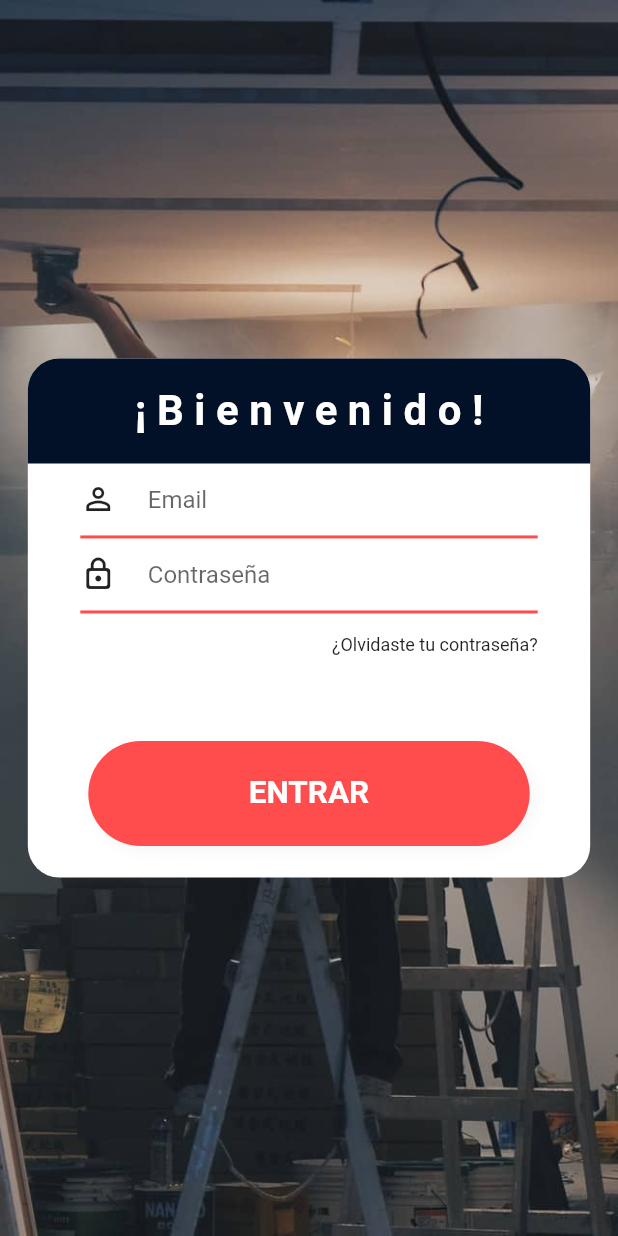
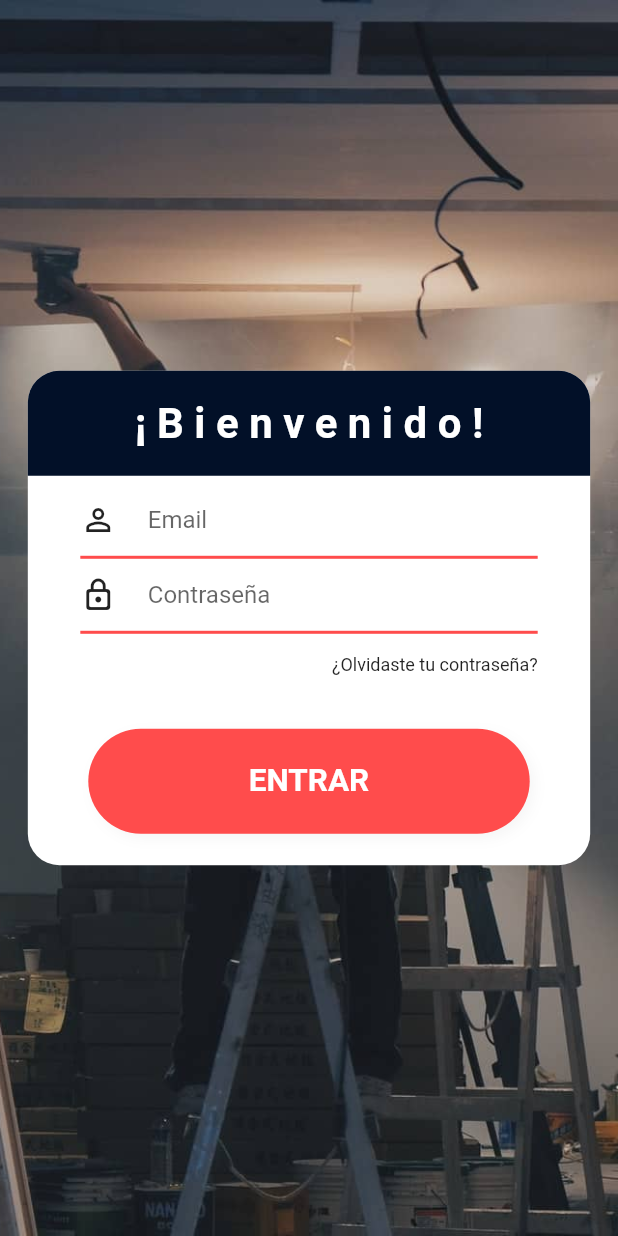
Before and after one commit to lexp2001/reparala, a Flutter app: the screen it shows after launch, after a tap on "ENTRAR", on a phone screen of 412 x 824 dp. Run offline on Flutter 3.47's test engine with Material 2 defaults, Android fonts, the phone set to English and light mode, and no system bars; our stand-ins replace firebase_auth, firebase_core, geolocator, google_maps_flutter; accounts and stored records are empty.

Commit message:
Responsiveness fixes (Alpha 1.5)

```diff
--- a/lib/main.dart
+++ b/lib/main.dart
@@ -97,24 +97,31 @@ class _AllLoginState extends State<AllLogin> {
     print('Sign Up Initialized');
 
     try {
-      UserCredential userCredential = await FirebaseAuth.instance.createUserWithEmailAndPassword(
-          email: _emailController.text,
-          password: _passwordController.text
-      );
+      UserCredential userCredential = await FirebaseAuth.instance
+          .createUserWithEmailAndPassword(
+              email: _emailController.text, password: _passwordController.text);
 
       FirebaseAuth.instance.currentUser.sendEmailVerification().then((_) {
-        print('Delayed verification email sent');
+        print('Verification email sent');
         triggerEmailVerification();
+
+        FocusScope.of(context).unfocus();
+
         setState(() {
           _pageState = 11;
         });
       });
-
     } on FirebaseAuthException catch (e) {
       if (e.code == 'weak-password') {
         print('The password provided is too weak.');
+        ScaffoldMessenger.of(context).showSnackBar(SnackBar(
+            backgroundColor: Color(0xFFBFF4949),
+            content: Text('La contraseña es muy débil')));
       } else if (e.code == 'email-already-in-use') {
         print('The account already exists for that email.');
+        ScaffoldMessenger.of(context).showSnackBar(SnackBar(
+            backgroundColor: Color(0xFFBFF4949),
+            content: Text('La dirección de correo ya está en uso')));
       }
     } catch (e) {
       print(e);
@@ -168,7 +175,7 @@ class _AllLoginState extends State<AllLogin> {
     _windowHeight = MediaQuery.of(context).size.height;
     _windowWidth = MediaQuery.of(context).size.width;
 
-    if (_windowWidth <= 400) {
+    if (_windowHeight <= 690) {
       _isSmallScreen = true;
     }
 
@@ -414,6 +421,9 @@ class _AllLoginState extends State<AllLogin> {
                             padding: EdgeInsets.symmetric(horizontal: 35),
                             child: Column(
                               children: [
+                                Expanded(
+                                  child: Container(),
+                                ),
                                 InputWithIcon(
                                   controller: _emailController,
                                   icon: Icons.email_outlined,
@@ -438,8 +448,13 @@ class _AllLoginState extends State<AllLogin> {
                                 // TaC CHECKBOX
                                 Visibility(
                                   visible: !_isSmallScreen,
+                                  child: Container(
+                                    margin: EdgeInsets.only(
+                                      top: 10,
+                                    ),
                                     child: Row(
-                                    mainAxisAlignment: MainAxisAlignment.center,
+                                      mainAxisAlignment:
+                                          MainAxisAlignment.center,
                                       children: [
                                         Checkbox(
                                             value: _tACCheckbox,
@@ -458,7 +473,8 @@ class _AllLoginState extends State<AllLogin> {
                                       ],
                                     ),
                                   ),
-                                Expanded(child: Container()),
+                                ),
+                                Expanded(flex: 4, child: Container()),
                                 // BTN SIGUIENTE
                                 Container(
                                   margin: EdgeInsets.only(bottom: 21),
@@ -539,8 +555,8 @@ class _AllLoginState extends State<AllLogin> {
                     duration: Duration(milliseconds: 1000),
                     curve: Curves.fastLinearToSlowEaseIn,
                     height: _isSmallScreen
-                        ? MediaQuery.of(context).size.height * 0.56
-                        : MediaQuery.of(context).size.height * 0.42,
+                        ? MediaQuery.of(context).size.height * 0.54
+                        : MediaQuery.of(context).size.height * 0.40,
                     width: MediaQuery.of(context).size.width * 0.91,
                     transform: Matrix4.translationValues(_entrarXOffset, 0, 0),
                     decoration: BoxDecoration(
@@ -589,6 +605,9 @@ class _AllLoginState extends State<AllLogin> {
                             padding: EdgeInsets.symmetric(horizontal: 35),
                             child: Column(
                               children: [
+                                Expanded(
+                                  child: Container(),
+                                ),
                                 InputWithIcon(
                                   controller: _emailController,
                                   icon: Icons.person_outline,
@@ -623,6 +642,7 @@ class _AllLoginState extends State<AllLogin> {
                                   ),
                                 ),
                                 Expanded(
+                                  flex: 4,
                                   child: Container(),
                                 ),
                                 // BTN ENTRAR
@@ -660,7 +680,9 @@ class _AllLoginState extends State<AllLogin> {
                   child: AnimatedContainer(
                     duration: Duration(milliseconds: 1000),
                     curve: Curves.fastLinearToSlowEaseIn,
-                    height: MediaQuery.of(context).size.height * 0.5,
+                    height: _isSmallScreen
+                        ? _windowHeight * 0.54
+                        : _windowHeight * 0.38,
                     width: MediaQuery.of(context).size.width * 0.91,
                     transform:
                         Matrix4.translationValues(_recuperarXOffset, 0, 0),
@@ -755,6 +777,8 @@ class _AllLoginState extends State<AllLogin> {
                                         //print('delayed execution');
                                         ScaffoldMessenger.of(context)
                                             .showSnackBar(SnackBar(
+                                                backgroundColor:
+                                                    Color(0xFFBFF4949),
                                                 content:
                                                     Text('Email enviado')));
                                       });
```
Also changed, not shown: lib/screens/app_body.dart (+9 -5 lines), pubspec.lock, 1 other file. Lines whose indentation alone changed are shown as unchanged.
